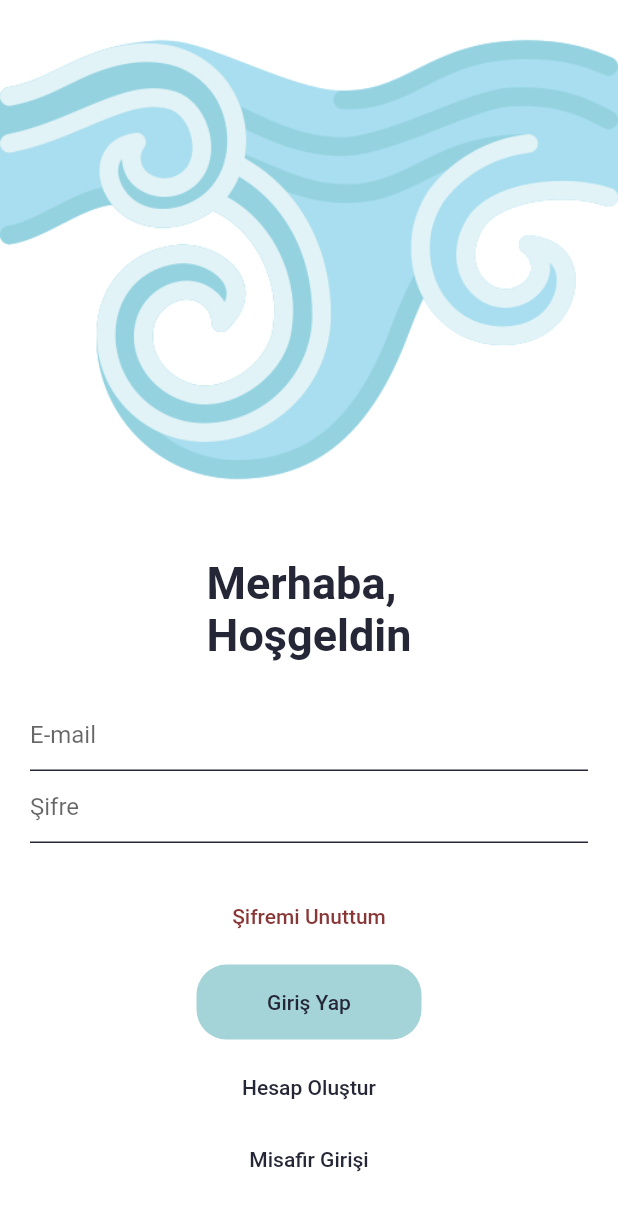
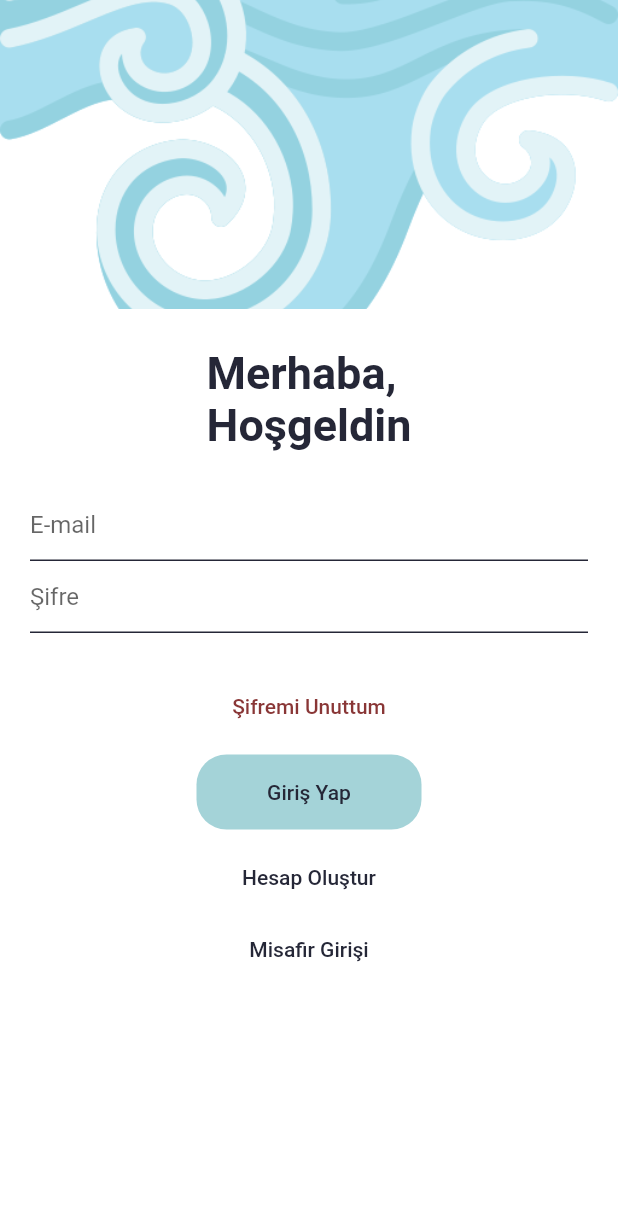
Before and after one commit to iremkryt/social_media_clone_flutter, a Flutter app: the screen it shows after launch, on a phone screen of 412 x 824 dp. Shown: the top 1211 px of the screen. Run offline on Flutter 3.47's test engine with Material 2 defaults, Android fonts, the phone set to English and light mode, and no system bars; our stand-ins replace firebase_auth, firebase_core; accounts and stored records are empty.

Commit message:
Update login page

```diff
--- a/social_media_clone/lib/pages/auth/login_page.dart
+++ b/social_media_clone/lib/pages/auth/login_page.dart
@@ -31,7 +31,7 @@ class _LoginPageState extends State<LoginPage> {
             crossAxisAlignment: CrossAxisAlignment.start,
             children: [
               Container(
-                height: height * 0.42,
+                height: height * 0.25,
                 decoration: const BoxDecoration(
                   image: DecorationImage(
                     fit: BoxFit.cover,
```
